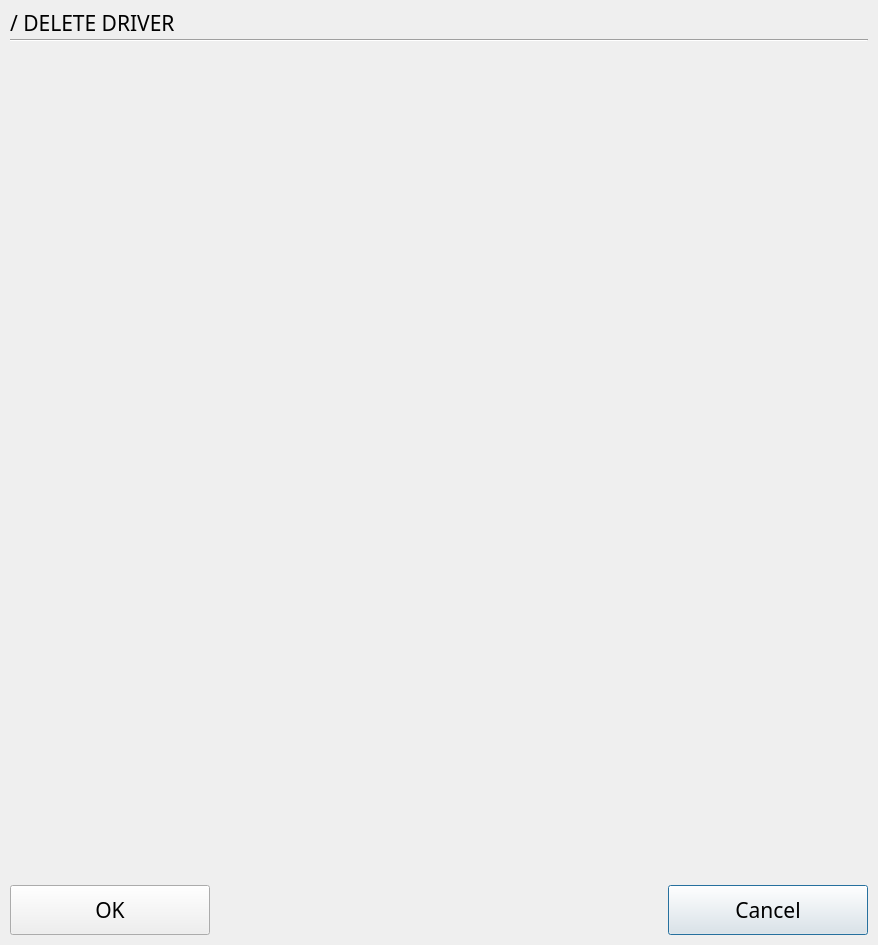
Above: trunk/QTimeTrial/resources/ui/dialogdeletedriver.ui from flomar/rFactor2TimeTrial before the change. Below: the same form after it.
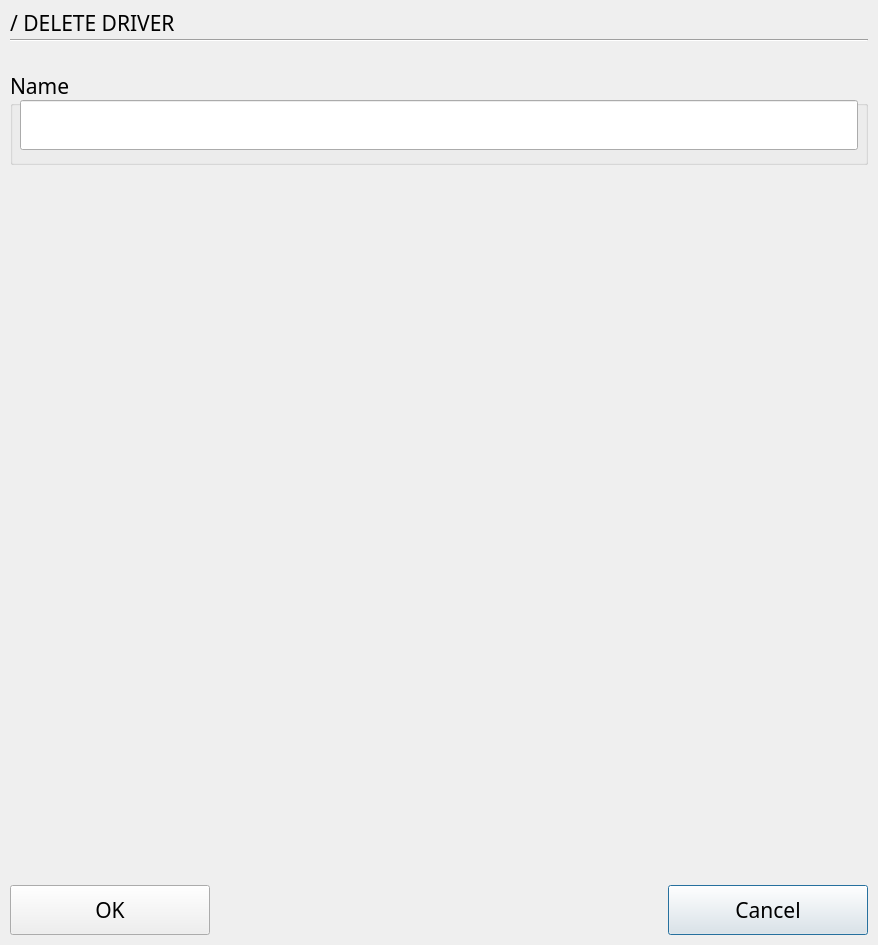
That is the form after the change.

Commit message: heavily extended GUI implementation, drivers can now be created/deleted through the user interface

The edit to the form file:
```diff
--- a/trunk/QTimeTrial/resources/ui/dialogdeletedriver.ui
+++ b/trunk/QTimeTrial/resources/ui/dialogdeletedriver.ui
@@ -91,6 +91,46 @@
     <string>OK</string>
    </property>
   </widget>
+  <widget class="QGroupBox" name="groupBoxDriverName">
+   <property name="geometry">
+    <rect>
+     <x>10</x>
+     <y>70</y>
+     <width>858</width>
+     <height>95</height>
+    </rect>
+   </property>
+   <property name="font">
+    <font>
+     <pointsize>16</pointsize>
+    </font>
+   </property>
+   <property name="title">
+    <string>Name</string>
+   </property>
+   <widget class="QLineEdit" name="lineEditDriverName">
+    <property name="geometry">
+     <rect>
+      <x>10</x>
+      <y>30</y>
+      <width>838</width>
+      <height>50</height>
+     </rect>
+    </property>
+    <property name="font">
+     <font>
+      <family>Bitwise</family>
+      <pointsize>16</pointsize>
+     </font>
+    </property>
+    <property name="text">
+     <string/>
+    </property>
+    <property name="readOnly">
+     <bool>true</bool>
+    </property>
+   </widget>
+  </widget>
  </widget>
  <resources/>
  <connections/>
```
The commit also changes 10 other files.
